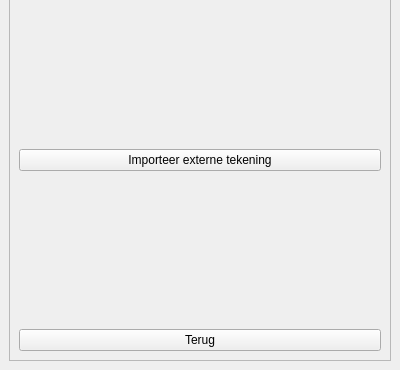
Above: plugin/oiv/bag_pand/oiv_pandgegevens_widget.ui from OIV-NL-QGIS/QGIS_project before the change; both pictures show x 0 to 400 and y 397 to 767 of the 400 by 767 pixel window. Below: the same form after it.
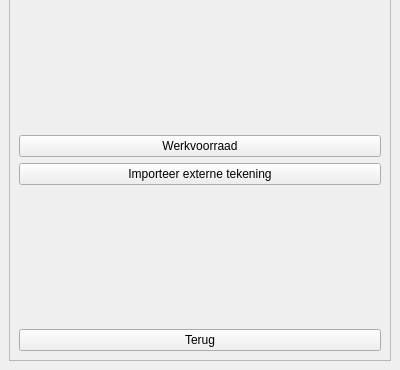
That is the form after the change.

Commit message:
Werkvoorraad in oiv plugin
- check if there is Werkvoorraad for object
- further development of handling werkvoorraad acceptions or denials.

The edit to the form file:
```diff
--- a/plugin/oiv/bag_pand/oiv_pandgegevens_widget.ui
+++ b/plugin/oiv/bag_pand/oiv_pandgegevens_widget.ui
@@ -40,8 +40,8 @@
         <rect>
          <x>0</x>
          <y>0</y>
-         <width>376</width>
-         <height>717</height>
+         <width>380</width>
+         <height>725</height>
         </rect>
        </property>
        <layout class="QVBoxLayout" name="verticalLayout_3">
@@ -291,6 +291,13 @@
             </property>
            </spacer>
           </item>
+          <item>
+           <widget class="QPushButton" name="btn_werkvoorraad">
+            <property name="text">
+             <string>Werkvoorraad</string>
+            </property>
+           </widget>
+          </item>
           <item>
            <widget class="QPushButton" name="import_2">
             <property name="text">
```
The commit also changes 5 other files.
